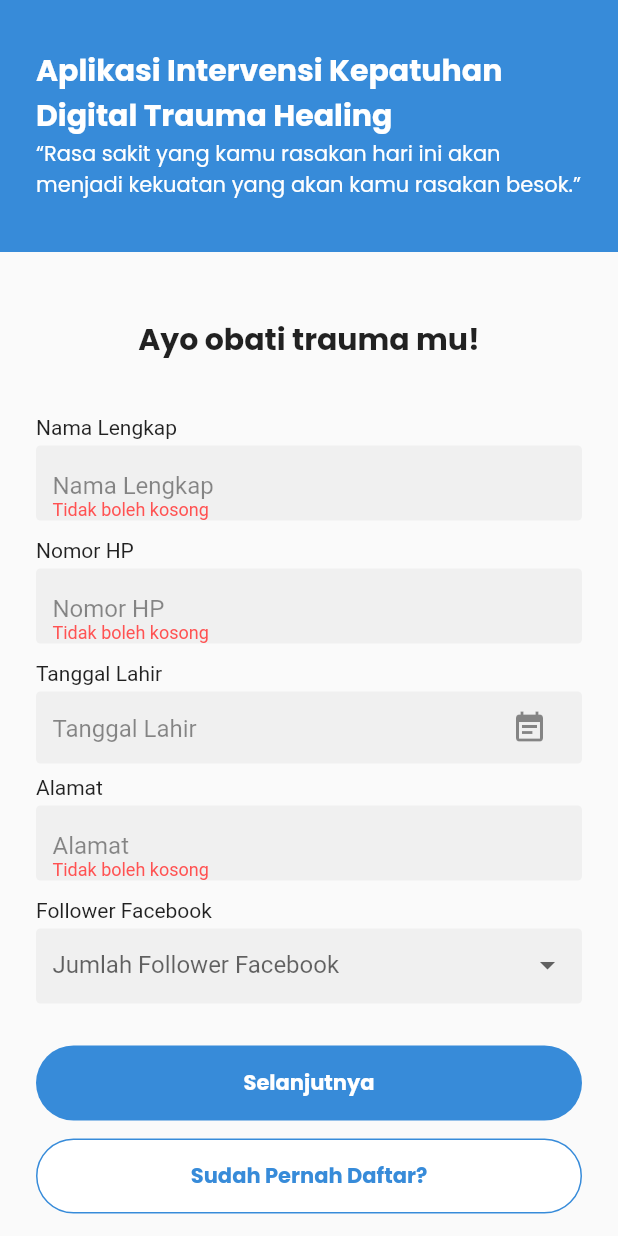
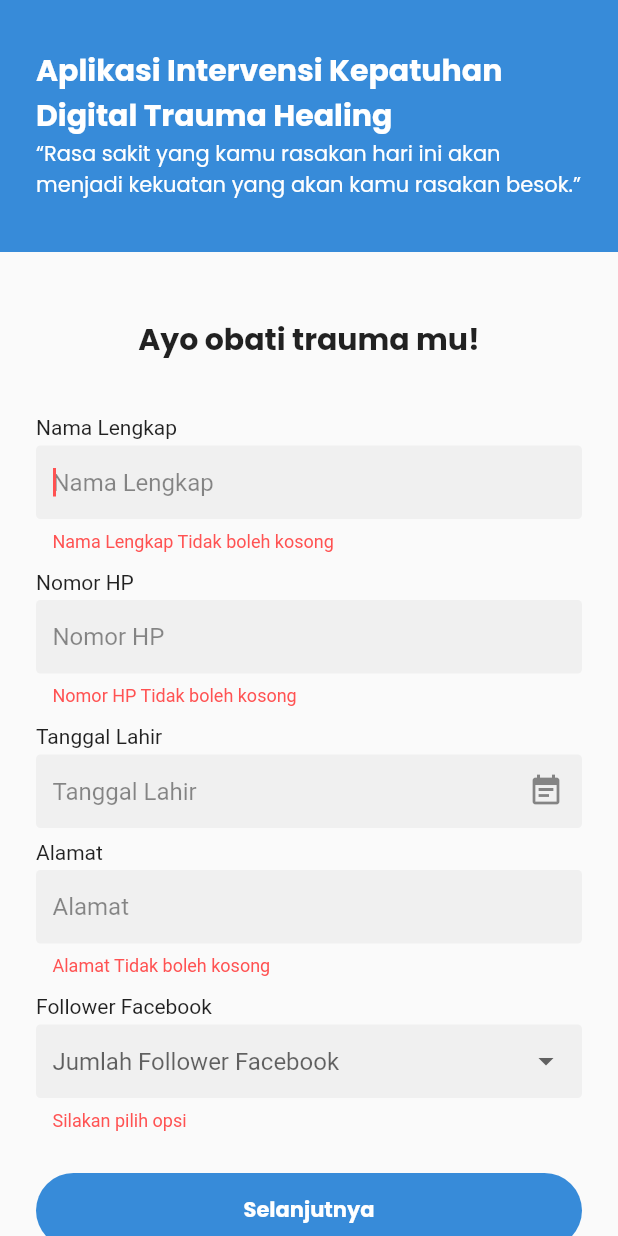
Before and after one commit to owenwattimena/ditraheal, a Flutter app: the screen it shows after launch, after a tap on "Selanjutnya", on a phone screen of 412 x 824 dp. Run offline on Flutter 3.47's test engine with Material 2 defaults, Android fonts, the phone set to English and light mode, and no system bars; drawn by our look-alikes of date_field; our stand-ins replace auto_size_text, get.

Commit message:
refactor code

```diff
--- a/lib/controllers/auth_controller.dart
+++ b/lib/controllers/auth_controller.dart
@@ -10,6 +10,13 @@ class AuthController extends GetxController {
   RxString hobi = "".obs;
   String? facebookValue;
 
+  @override
+  void dispose() {
+    super.dispose();
+
+  }
+
+  List<String> get fbFollowers => "fb_followers".tr.split(",");
 
   set setTanggalLahir(DateTime? value) {
     tanggalLahir.value = value;
@@ -23,4 +30,26 @@ class AuthController extends GetxController {
     facebookValue = value;
     update();
   }
+
+  /// Validation
+  String? nullCheck(val, {String? label}) {
+    if (val.isEmpty) return (label != null ? label + " " : "") + 'can_not_be_empty'.tr;
+  }
+
+  String? phoneValidate(val, {String? label}) {
+    String pattern = r"^(^08)(\d{3,4}){2}\d{3,4}$";
+    RegExp regex = RegExp(pattern);
+    if (val.isEmpty)
+      return (label != null ? label + " " : "") + 'can_not_be_empty'.tr;
+    else if (!regex.hasMatch(val)) return 'invalid_phone_number'.tr;
+  }
+
+  String? dateValidate(datetime, {String? label}) {
+    if (datetime == null) return (label != null ? label + " " : "") + 'can_not_be_empty'.tr;
+  }
+
+  String? optionCheck(val, {String? label}) {
+    // if (val.isEmpty) return 'please_select_option'.tr;
+    return val == null ? (label != null ? label + " " : "") + 'please_select_option'.tr : null;
+  }
 }
--- a/lib/main.dart
+++ b/lib/main.dart
@@ -2,6 +2,7 @@ import 'package:flutter/material.dart';
 import 'package:get/get.dart';
 import 'pages/pages.dart';
 import 'utils/utils.dart';
+import 'widgets/widgets.dart';
 
 void main() => runApp(MyApp());
 
@@ -9,7 +10,8 @@ class MyApp extends StatelessWidget {
   // This widget is the root of your application.
   @override
   Widget build(BuildContext context) {
-    return GetMaterialApp(
+    return DismissKeyboard(
+      child: GetMaterialApp(
         // Application name
         translations: Language(),
         locale: Locale("id"),
@@ -21,6 +23,7 @@ class MyApp extends StatelessWidget {
         ),
         // A widget which will be started on application startup
         home: SignupPage(),
+      ),
     );
   }
 }
--- a/lib/pages/signup/signup_page.dart
+++ b/lib/pages/signup/signup_page.dart
@@ -1,22 +1,18 @@
 part of '../pages.dart';
 
 class SignupPage extends StatelessWidget {
+  final GlobalKey<FormState> _key = GlobalKey<FormState>();
+  final AuthController authC = Get.put(AuthController());
+  // final List<String> followers = [
+  //   "Tidak ada",
+  //   "1 s/d 1K",
+  //   "1K s/d 10K",
+  //   "10K s/d 100K",
+  //   "100K s/d 1Jt",
+  //   "Lebih dari 1Jt"
+  // ];
   @override
   Widget build(BuildContext context) {
-    final AuthController authC = Get.put(AuthController());
-
-    List<String> followers = [
-      "Tidak ada",
-      "1 s/d 1K",
-      "1K s/d 10K",
-      "10K s/d 100K",
-      "100K s/d 1Jt",
-      "Lebih dari 1Jt"
-    ];
-    var seen = Set<String>();
-    List<String> uniqueList =
-        followers.where((item) => seen.add(item)).toList();
-    GlobalKey<FormState> _key = GlobalKey<FormState>();
     double statusBarHeight = MediaQuery.of(context).padding.top;
     return Scaffold(
       body: Stack(
@@ -60,42 +56,16 @@ class SignupPage extends StatelessWidget {
                     label: "name_tag".tr,
                     hintText: "name_tag".tr,
                     textController: authC.namaController.value,
-                    onChanged: (_) {},
-                    textCapitalization: TextCapitalization.sentences,
-                    validator: (val) {
-                      if (val.isEmpty) {
-                        return 'can_not_be_empty'.tr;
-                      }
-                    },
+                    // onChanged: (_) {},
+                    textCapitalization: TextCapitalization.words,
+                    validator: (val) => authC.nullCheck(val, label: "name_tag".tr),
                   ),
-                  // InputWidget(
-                  //   label: "Email",
-                  //   hintText: "Email",
-                  //   textController: authC.emailController.value,
-                  //   onChanged: (_) => setState(() {}),
-                  //   keyboardType: TextInputType.emailAddress,
-                  //   validator: (val) {
-                  //     String pattern = r"^[a-zA-Z0-9.a-zA-Z0-9.!#$%&'*+-/=?^_`{|}~]+@[a-zA-Z0-9]+\.[a-zA-Z]+";
-                  //     RegExp regex = RegExp(pattern);
-                  //     if (val.isEmpty)
-                  //       return 'Tidak boleh kosong';
-                  //     else if (!regex.hasMatch(val)) return 'Email tidak valid';
-                  //   },
-                  // ),
                   InputWidget(
                     label: "phone_number_tag".tr,
                     hintText: "phone_number_tag".tr,
-                    textController: authC.noHpController.value,
-                    onChanged: (_) {},
+                    textController: authC.noHpController.value,// onChanged: (_) {},
                     keyboardType: TextInputType.phone,
-                    validator: (val) {
-                      String pattern = r"^(^08)(\d{3,4}){2}\d{3,4}$";
-                      RegExp regex = RegExp(pattern);
-                      if (val.isEmpty)
-                        return 'can_not_be_empty'.tr;
-                      else if (!regex.hasMatch(val))
-                        return 'invalid_phone_number'.tr;
-                    },
+                    validator: (val) => authC.phoneValidate(val, label: "phone_number_tag".tr),
                   ),
                   Container(
                     padding: EdgeInsets.fromLTRB(24, 0, 24, 4),
@@ -106,23 +76,16 @@ class SignupPage extends StatelessWidget {
                     onDateSelected: (val) {
                       authC.setTanggalLahir = val;
                     },
-                    validator: (datetime) {
-                      if (datetime == null) {
-                        return 'can_not_be_empty'.tr;
-                      }
-                    },
+                    validator: (datetime) => authC.dateValidate(datetime, label: "birth_date_tag".tr),
                   ),
                   SizedBox(height: 8),
                   InputWidget(
                     label: "address_tag".tr,
                     hintText: "address_tag".tr,
-                    textController: authC.alamatController.value,
-                    onChanged: (_) {},
+                    textController: authC.alamatController.value,// onChanged: (_) {},
                     keyboardType: TextInputType.streetAddress,
                     textCapitalization: TextCapitalization.sentences,
-                    validator: (val) {
-                      if (val.isEmpty) return 'can_not_be_empty'.tr;
-                    },
+                    validator: (val) => authC.nullCheck(val, label: "address_tag".tr),
                   ),
                   GetBuilder<AuthController>(
                     // init: AuthController(),
@@ -133,12 +96,12 @@ class SignupPage extends StatelessWidget {
                         label: "fb_follower_tag".tr,
                         hint: "input_fb_hint".tr,
                         value: authC.facebookValue,
-                        options: uniqueList,
+                        options: authC.fbFollowers,
+                        validator: (val) => authC.optionCheck(val),
                         onChanged: (val) => authC.facabookFollowers(val ?? ""),
                       );
                     },
                   ),
-
                   ButtonWidget(
                     margin: EdgeInsets.only(top: 24, left: 24, right: 24),
                     text: "next".tr,
@@ -161,3 +124,17 @@ class SignupPage extends StatelessWidget {
     );
   }
 }
+// InputWidget(
+//   label: "Email",
+//   hintText: "Email",
+//   textController: authC.emailController.value,
+//   onChanged: (_) => setState(() {}),
+//   keyboardType: TextInputType.emailAddress,
+//   validator: (val) {
+//     String pattern = r"^[a-zA-Z0-9.a-zA-Z0-9.!#$%&'*+-/=?^_`{|}~]+@[a-zA-Z0-9]+\.[a-zA-Z]+";
+//     RegExp regex = RegExp(pattern);
+//     if (val.isEmpty)
+//       return 'Tidak boleh kosong';
+//     else if (!regex.hasMatch(val)) return 'Email tidak valid';
+//   },
+// ),
--- a/lib/utils/language.dart
+++ b/lib/utils/language.dart
@@ -17,7 +17,9 @@ class Language extends Translations {
           "next": "Selanjutnya",
           "already_registered": "Sudah Pernah Daftar?",
           "can_not_be_empty": "Tidak boleh kosong",
+          "please_select_option": "Silakan pilih opsi",
           "invalid_phone_number": "No HP tidak valid",
+          "fb_followers" : "Tidak ada,1 s/d 1K,1K s/d 10K,10K s/d 100K,100K s/d 1Jt,Lebih dari 1Jt"
         },
       };
 }
--- /dev/null
+++ b/lib/widgets/components/dismiss_keyboard.dart
@@ -0,0 +1,19 @@
+part of "../widgets.dart";
+class DismissKeyboard extends StatelessWidget {
+  final Widget child;
+  const DismissKeyboard({Key? key, required this.child}) : super(key: key);
+
+  @override
+  Widget build(BuildContext context) {
+    return GestureDetector(
+      onTap: () {
+        FocusScopeNode currentFocus = FocusScope.of(context);
+        if (!currentFocus.hasPrimaryFocus &&
+            currentFocus.focusedChild != null) {
+          FocusManager.instance.primaryFocus?.unfocus();
+        }
+      },
+      child: child,
+    );
+  }
+}
--- a/lib/widgets/forms/input_datetime_widget.dart
+++ b/lib/widgets/forms/input_datetime_widget.dart
@@ -9,18 +9,16 @@ class InputDatetimeWidget extends StatelessWidget {
   Widget build(BuildContext context) {
     return Container(
       margin: EdgeInsets.symmetric(horizontal: 24),
-      padding: EdgeInsets.symmetric(horizontal: 11),
-      decoration: BoxDecoration(
-        color: greyColor,
-        borderRadius: BorderRadius.all(
-          Radius.circular(3),
-        ),
-      ),
+
       child: DateTimeFormField(
         decoration: InputDecoration(
-          border: InputBorder.none,
-          // border: OutlineInputBorder(),
-          contentPadding: EdgeInsets.only(top: 15),
+          filled: true,
+          fillColor: greyColor,
+          contentPadding: EdgeInsets.only(top: 30, left: 11, right: 11),
+          border: OutlineInputBorder(
+            borderRadius: BorderRadius.circular(3),
+            borderSide: BorderSide.none,
+          ),
           hintText: 'Tanggal Lahir',
           hintStyle: TextStyle(color: Colors.black45),
           errorStyle: TextStyle(color: Colors.redAccent),
--- a/lib/widgets/forms/input_select_widget.dart
+++ b/lib/widgets/forms/input_select_widget.dart
@@ -7,13 +7,15 @@ class InputSelectWidget extends StatelessWidget {
   final List<String> options;
   final double? top;
   final Function(String?) onChanged;
+  final Function(String?)? validator;
   const InputSelectWidget(
       {Key? key,
       this.label,
       this.hint,
       this.value,
       required this.options,
-      required this.onChanged, this.top})
+      required this.onChanged, this.top,
+      this.validator})
       : super(key: key);
 
   @override
@@ -27,20 +29,14 @@ class InputSelectWidget extends StatelessWidget {
           child: Text(label ?? ""),
         ),
         Container(
-          height: 50,
           margin: EdgeInsets.fromLTRB(24, 0, 24, 4),
-          padding: EdgeInsets.symmetric(horizontal: 11),
-          decoration: BoxDecoration(
-            color: greyColor,
-            borderRadius: BorderRadius.all(
-              Radius.circular(3),
-            ),
-          ),
-          child: DropdownButton<String>(
+          child: DropdownButtonFormField<String>(
             isExpanded: true,
             value: value,
-            underline: SizedBox(),
+            // underline: SizedBox(),
             hint: Text(hint ?? ""),
+            validator: (val) => (validator!= null) ? validator!(val) : null,
+            autovalidateMode: AutovalidateMode.onUserInteraction,
             items: options.map((val) {
               return DropdownMenuItem<String>(
                 child: Text(val),
@@ -48,6 +44,16 @@ class InputSelectWidget extends StatelessWidget {
               );
             }).toList(),
             onChanged: (val) => onChanged(val),
+            decoration: InputDecoration(
+              filled: true,
+              fillColor: greyColor,
+              contentPadding: EdgeInsets.only(top: 25, left:11, right: 11),
+              border: OutlineInputBorder(
+                borderRadius: BorderRadius.circular(3),
+                borderSide: BorderSide.none,
+              ),
+              errorStyle: TextStyle(color: Colors.redAccent),
+            )
           ),
         ),
       ],
--- a/lib/widgets/forms/input_widget.dart
+++ b/lib/widgets/forms/input_widget.dart
@@ -8,43 +8,57 @@ class InputWidget extends StatelessWidget {
   final TextInputType? keyboardType;
   final TextCapitalization? textCapitalization;
 
-  InputWidget({this.label, this.hintText, this.textController, this.onChanged, this.validator, this.keyboardType, this.textCapitalization});
+  InputWidget(
+      {this.label,
+      this.hintText,
+      this.textController,
+      this.onChanged,
+      this.validator,
+      this.keyboardType,
+      this.textCapitalization});
 
   @override
   Widget build(BuildContext context) {
     return Column(
       crossAxisAlignment: CrossAxisAlignment.start,
       children: [
-        (label != null) ? Container(
-          padding: EdgeInsets.fromLTRB(24, 0, 24, 4),
-          child: Text(label ?? ""),
-        ) : SizedBox(),
+        (label != null)
+            ? Container(
+                padding: EdgeInsets.fromLTRB(24, 0, 24, 4),
+                child: Text(label ?? ""),
+              )
+            : SizedBox(),
         Container(
-          height: 50,
+          // height: 50,
           margin: EdgeInsets.fromLTRB(24, 0, 24, 4),
-          padding: EdgeInsets.symmetric(horizontal: 11),
-          decoration: BoxDecoration(
-            color: greyColor,
-            borderRadius: BorderRadius.all(
-              Radius.circular(3),
-            ),
-          ),
+          // padding: EdgeInsets.symmetric(horizontal: 11),
+          // decoration: BoxDecoration(
+          //   color: greyColor,
+          //   borderRadius: BorderRadius.all(
+          //     Radius.circular(3),
+          //   ),
+          // ),
           child: TextFormField(
+            autofocus: true,
             controller: textController,
             keyboardType: keyboardType ?? TextInputType.text,
             textCapitalization: textCapitalization ?? TextCapitalization.none,
             validator: (val) => validator!(val!),
             autovalidateMode: AutovalidateMode.onUserInteraction,
             decoration: InputDecoration(
-              border: InputBorder.none,
-              contentPadding: EdgeInsets.only(top: 5),
-              // border: OutlineInputBorder(),
+              filled: true,
+              fillColor: greyColor,
+              contentPadding: EdgeInsets.only(top: 30, left:11, right: 11),
+              border: OutlineInputBorder(
+                borderRadius: BorderRadius.circular(3),
+                borderSide: BorderSide.none,
+              ),
               hintStyle: TextStyle(color: Colors.black45),
               hintText: hintText,
               errorStyle: TextStyle(color: Colors.redAccent),
             ),
             textInputAction: TextInputAction.next,
-            onChanged: (val) => onChanged!(val),
+            onChanged: (val) => (onChanged != null) ? onChanged!(val) : null,
           ),
         ),
         SizedBox(
--- a/lib/widgets/widgets.dart
+++ b/lib/widgets/widgets.dart
@@ -16,3 +16,4 @@ part "components/sosial_card.dart";
 part "components/header_with_card.dart";
 part "components/dashboard_content.dart";
 part "forms/card_with_check.dart";
+part "components/dismiss_keyboard.dart";
```
Lines whose indentation alone changed are shown as unchanged.
